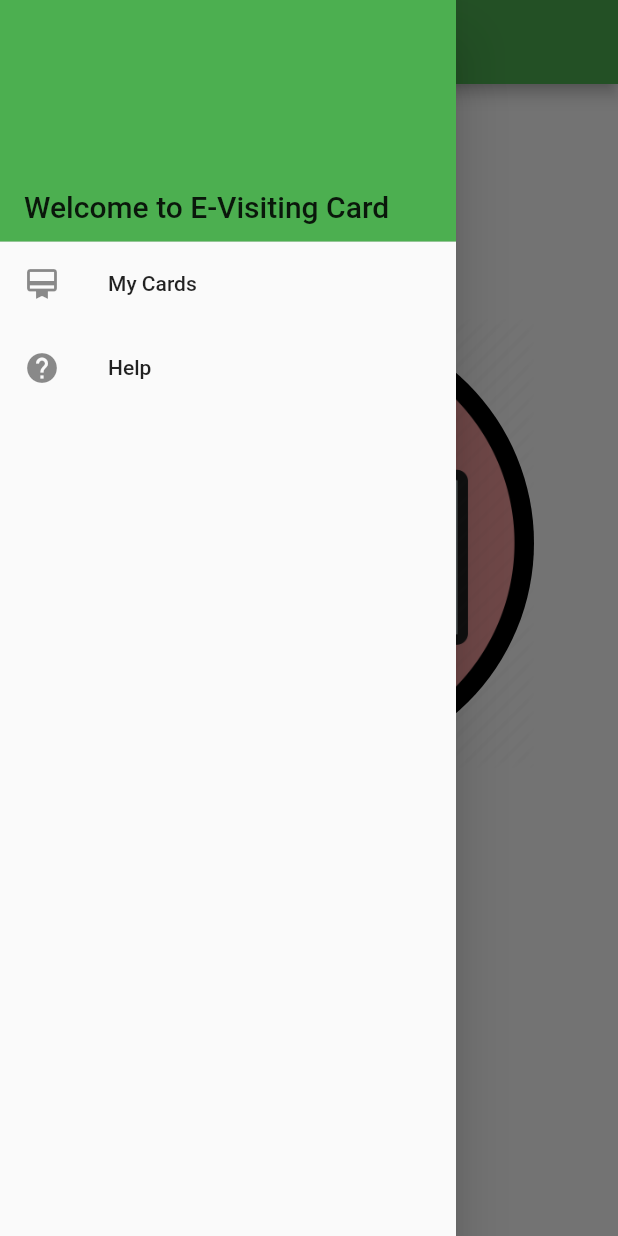
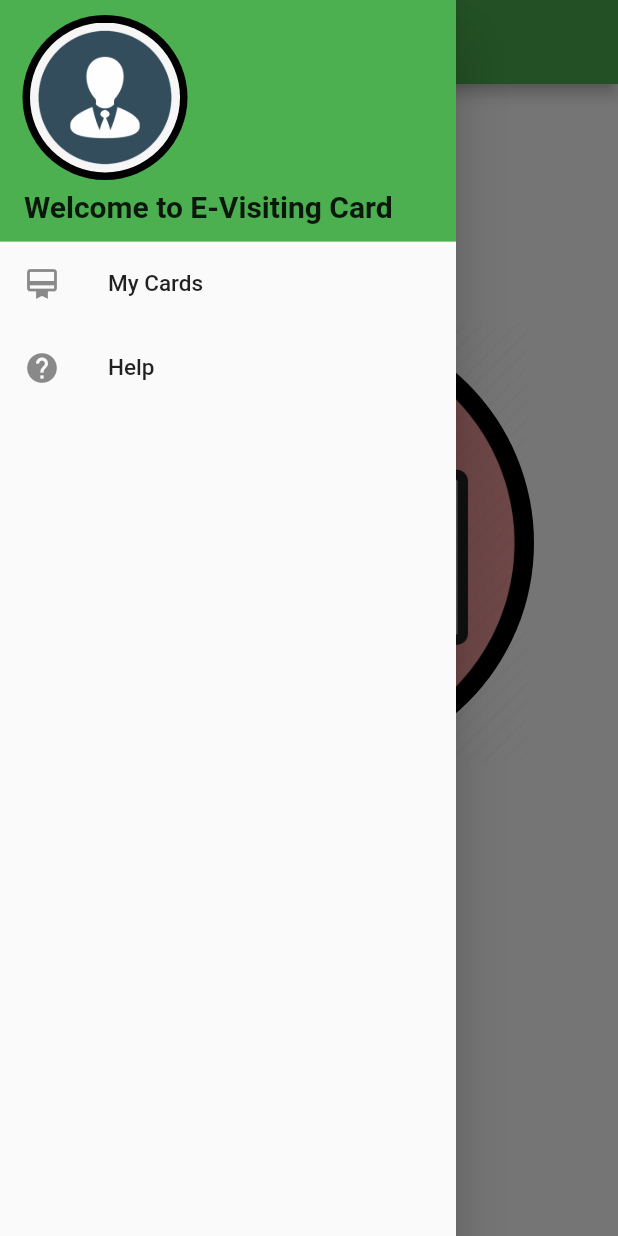
Before and after one commit to sbmkrgit/e-Visiting-Card, a Flutter app: the screen it shows after launch, with the side drawer open, on a phone screen of 412 x 824 dp. Run offline on Flutter 3.47's test engine with Material 2 defaults, Android fonts, the phone set to English and light mode, and no system bars.

Commit message:
Modified Drawer

```diff
--- a/lib/HomePage.dart
+++ b/lib/HomePage.dart
@@ -13,6 +13,7 @@ class _HomePageState extends State<HomePage> {
   @override
   Widget build(BuildContext context) {
     return Scaffold(
+      backgroundColor: Colors.white,
       appBar: AppBar(
         title: Text("E-Visiting Card"),
       ),
@@ -51,9 +52,9 @@ class _HomePageState extends State<HomePage> {
                 color: Colors.lightBlue,
                 onPressed: () {
                   Navigator.push(
-                      context,
-                      MaterialPageRoute(builder: (context) => Generate()),
-                    );
+                    context,
+                    MaterialPageRoute(builder: (context) => Generate()),
+                  );
                 },
                 icon: Icon(Icons.card_travel),
                 label: Text(
--- a/lib/NavigationDrawer.dart
+++ b/lib/NavigationDrawer.dart
@@ -14,17 +14,36 @@ class NavigationDrawer extends StatelessWidget {
                 color: Colors.green,
               ),
               child: Stack(children: <Widget>[
+                Padding(
+                  padding: EdgeInsets.only(left: 15, top: 10),
+                  child: CircleAvatar(
+                    radius: 55,
+                    child: ClipOval(
+                      //borderRadius:BorderRadius.circular(70),
+                      child: Image.asset(
+                        'images/person.png',
+                        width: 100,
+                        height: 100,
+                        fit: BoxFit.cover,
+                      ),
+                    ),
+                    backgroundColor: Colors.black,
+                  ),
+                ),
                 Positioned(
-                    bottom: 12.0,
-                    left: 16.0,
-                    child: Text("Welcome to E-Visiting Card",
-                        style: TextStyle(
-                            fontSize: 20.0,
-                            fontWeight: FontWeight.w500)),),
+                  bottom: 12.0,
+                  left: 16.0,
+                  child: Text("Welcome to E-Visiting Card",
+                      style: TextStyle(
+                          fontSize: 20.0, fontWeight: FontWeight.bold)),
+                ),
               ])),
           ListTile(
             leading: Icon(Icons.card_membership),
-            title: Text('My Cards'),
+            title: Text(
+              'My Cards',
+              style: TextStyle(fontSize: 15),
+            ),
             onTap: () {
               // Update the state of the app.
               // ...
@@ -32,7 +51,10 @@ class NavigationDrawer extends StatelessWidget {
           ),
           ListTile(
             leading: Icon(Icons.help),
-            title: Text('Help'),
+            title: Text(
+              'Help',
+              style: TextStyle(fontSize: 15),
+            ),
             onTap: () {
               // Update the state of the app.
               // ...
```
Also changed, not shown: images/person.png (added).
